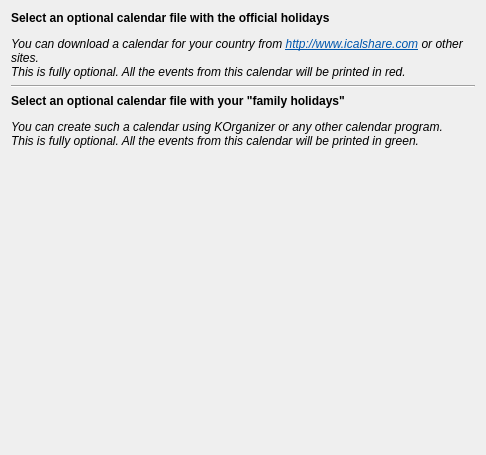
First picture: the form in utilities/assistants/calendar/ui/calevents.ui, repository KDE/digikam, before the edit.
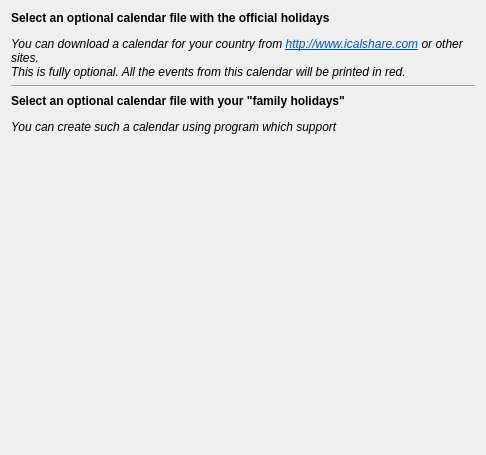
Second picture: the form after the edit. Custom widgets are drawn as their Qt base class.

```diff
--- a/utilities/assistants/calendar/ui/calevents.ui
+++ b/utilities/assistants/calendar/ui/calevents.ui
@@ -89,7 +89,7 @@
       </font>
      </property>
      <property name="text" >
-      <string>You can create such a calendar using KOrganizer or any other calendar program.
+         <string>You can create such a calendar using program which support <a href='https://en.wikipedia.org/wiki/ICalendar'>iCalendar format</a>.
 This is fully optional. All the events from this calendar will be printed in green.</string>
      </property>
      <property name="alignment" >
```
